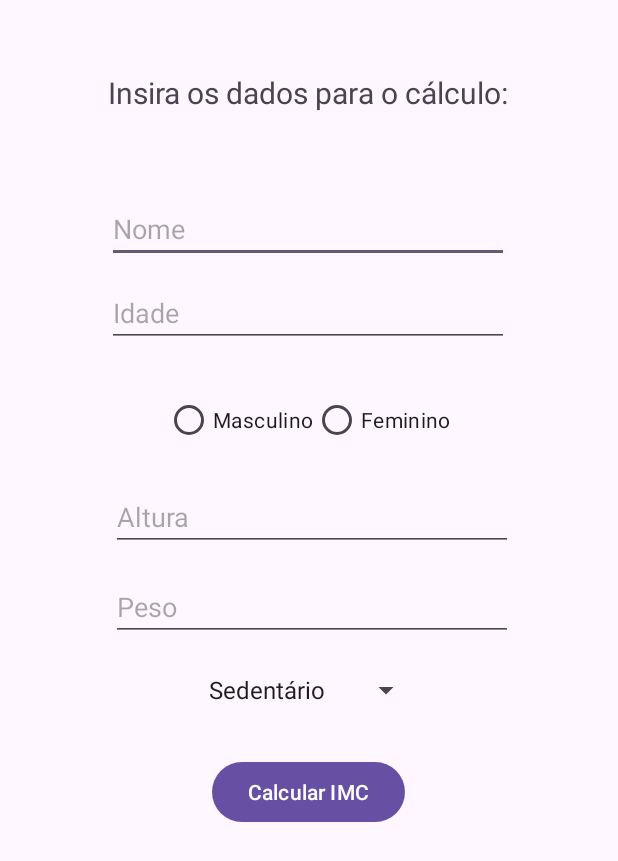
After one commit to FranciscoGMaldonado/ImFitPlus, an Android app: the layout dados_conta.xml on its own in the app's theme, with its tools: preview values and no code run, on a phone screen of 412 x 824 dp. The commit adds this screen. Shown: the top 861 px of the screen. Run offline under Robolectric (Android 15) with nearby library versions, the phone set to English and light mode, and no system bars.

Commit message:
feat: primeira versão da tela de iserção de dados

```diff
--- /dev/null
+++ b/app/src/main/res/layout/dados_conta.xml
@@ -0,0 +1,115 @@
+<?xml version="1.0" encoding="utf-8"?>
+<androidx.constraintlayout.widget.ConstraintLayout xmlns:android="http://schemas.android.com/apk/res/android"
+    xmlns:app="http://schemas.android.com/apk/res-auto"
+    xmlns:tools="http://schemas.android.com/tools"
+    android:id="@+id/dados"
+    android:layout_width="match_parent"
+    android:layout_height="match_parent"
+    tools:context=".DadosContaActivity">
+
+    <TextView
+        android:id="@+id/insertDados"
+        android:layout_width="wrap_content"
+        android:layout_height="wrap_content"
+        android:layout_marginTop="48dp"
+        android:text="Insira os dados para o cálculo:"
+        android:textSize="20dp"
+        app:layout_constraintEnd_toEndOf="parent"
+        app:layout_constraintHorizontal_bias="0.496"
+        app:layout_constraintStart_toStartOf="parent"
+        app:layout_constraintTop_toTopOf="parent" />
+
+    <EditText
+        android:id="@+id/insertNome"
+        android:layout_width="268dp"
+        android:layout_height="43dp"
+        android:layout_marginTop="132dp"
+        android:hint="Nome"
+        android:inputType="textPersonName"
+        app:layout_constraintEnd_toEndOf="@+id/insertDados"
+        app:layout_constraintStart_toStartOf="@+id/insertDados"
+        app:layout_constraintTop_toTopOf="parent" />
+
+    <EditText
+        android:id="@+id/insertIdade"
+        android:layout_width="268dp"
+        android:layout_height="43dp"
+        android:layout_marginTop="188dp"
+        android:hint="Idade"
+        android:inputType="number"
+        app:layout_constraintEnd_toEndOf="@+id/insertNome"
+        app:layout_constraintHorizontal_bias="1.0"
+        app:layout_constraintStart_toStartOf="@+id/insertNome"
+        app:layout_constraintTop_toTopOf="parent" />
+
+    <RadioGroup
+        android:id="@+id/insertSexo"
+        android:layout_width="wrap_content"
+        android:layout_height="wrap_content"
+        android:layout_marginTop="256dp"
+        android:orientation="horizontal"
+        app:layout_constraintEnd_toEndOf="@+id/insertIdade"
+        app:layout_constraintHorizontal_bias=".5"
+        app:layout_constraintStart_toStartOf="@+id/insertIdade"
+        app:layout_constraintTop_toTopOf="parent">
+
+        <RadioButton
+            android:id="@+id/insertMasculino"
+            android:layout_width="wrap_content"
+            android:layout_height="wrap_content"
+            android:text="Masculino" />
+
+        <RadioButton
+            android:id="@+id/insertFeminino"
+            android:layout_width="wrap_content"
+            android:layout_height="wrap_content"
+            android:text="Feminino" />
+
+    </RadioGroup>
+
+    <EditText
+        android:id="@+id/insertAltura"
+        android:layout_width="268dp"
+        android:layout_height="43dp"
+        android:layout_marginTop="324dp"
+        android:hint="Altura"
+        android:inputType="numberDecimal"
+        app:layout_constraintEnd_toEndOf="@+id/insertSexo"
+        app:layout_constraintHorizontal_bias="0.474"
+        app:layout_constraintStart_toStartOf="@+id/insertSexo"
+        app:layout_constraintTop_toTopOf="parent" />
+
+    <EditText
+        android:id="@+id/insertPeso"
+        android:layout_width="268dp"
+        android:layout_height="43dp"
+        android:layout_marginTop="384dp"
+        android:hint="Peso"
+        android:inputType="numberDecimal"
+        app:layout_constraintEnd_toEndOf="@+id/insertAltura"
+        app:layout_constraintStart_toStartOf="@+id/insertAltura"
+        app:layout_constraintTop_toTopOf="parent" />
+
+    <Spinner
+        android:id="@+id/insertAtividade"
+        android:layout_width="150dp"
+        android:layout_height="wrap_content"
+        android:layout_marginTop="448dp"
+        android:entries="@array/niveis_atividade"
+        app:layout_constraintEnd_toEndOf="@+id/insertPeso"
+        app:layout_constraintHorizontal_bias="0.486"
+        app:layout_constraintStart_toStartOf="@+id/insertPeso"
+        app:layout_constraintTop_toTopOf="parent" />
+
+    <Button
+        android:id="@+id/btnCalcular"
+        android:layout_width="wrap_content"
+        android:layout_height="wrap_content"
+        android:layout_marginTop="504dp"
+        android:text="Calcular IMC"
+        app:layout_constraintEnd_toEndOf="@+id/insertAtividade"
+        app:layout_constraintHorizontal_bias="0.476"
+        app:layout_constraintStart_toStartOf="@+id/insertAtividade"
+        app:layout_constraintTop_toTopOf="parent" />
+
+</androidx.constraintlayout.widget.ConstraintLayout>
--- a/app/src/main/res/values/strings.xml
+++ b/app/src/main/res/values/strings.xml
@@ -1,3 +1,9 @@
 <resources>
     <string name="app_name">ImFitPlus</string>
+    <string-array name="niveis_atividade">
+        <item>Sedentário</item>
+        <item>Leve</item>
+        <item>Moderado</item>
+        <item>Intenso</item>
+    </string-array>
 </resources>
```
